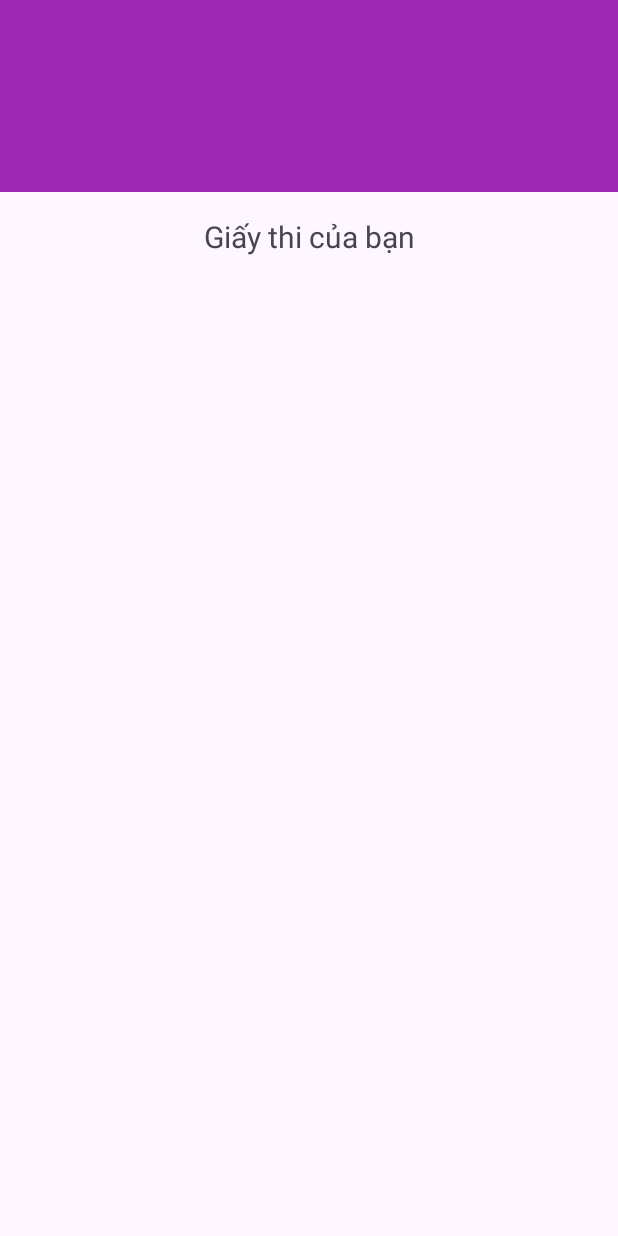
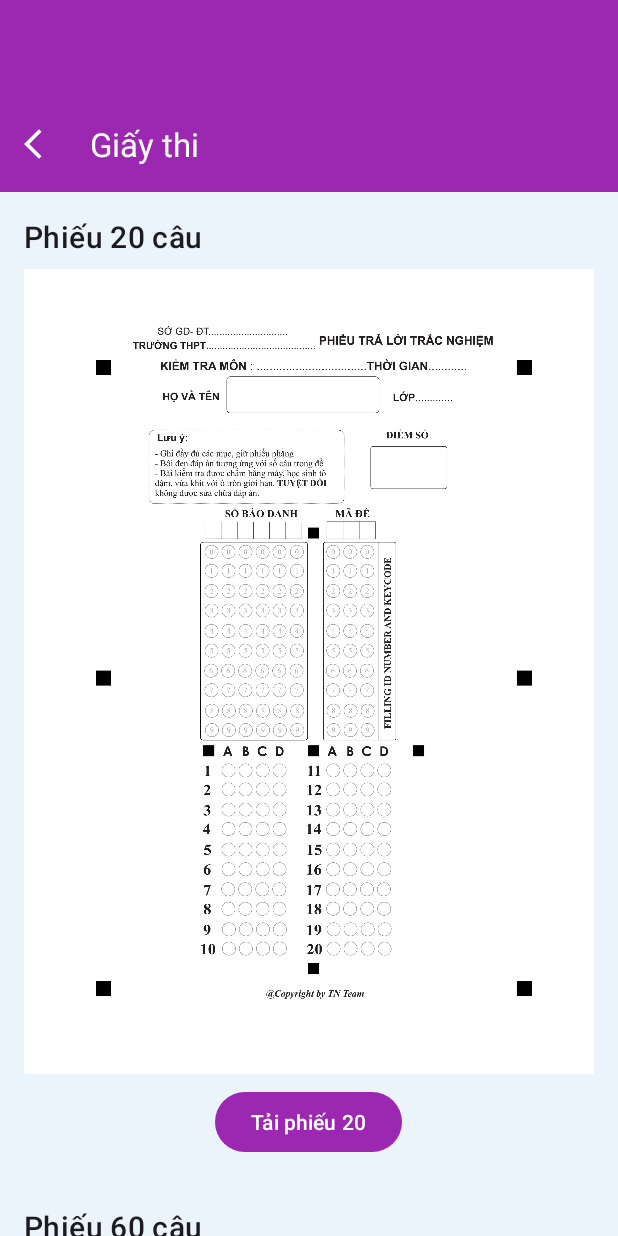
Before and after one commit to Tahn1/Javaopencv, an Android app: the GiayThiFragment screen opened through its navigation route, on a phone screen of 412 x 824 dp. Run offline under Robolectric (Android 15) with nearby library versions, the phone set to English and light mode, and no system bars; our stand-ins replace Room's generated code, navigation-ui.

Commit message:
sửa màn hình giấy thi

```diff
--- a/app/src/main/java/com/example/javaopencv/ui/GiayThiFragment.java
+++ b/app/src/main/java/com/example/javaopencv/ui/GiayThiFragment.java
@@ -6,17 +6,31 @@ import android.view.View;
 import android.view.ViewGroup;
 import androidx.annotation.NonNull;
 import androidx.annotation.Nullable;
+import androidx.appcompat.widget.Toolbar;
 import androidx.fragment.app.Fragment;
+import androidx.navigation.NavController;
+import androidx.navigation.fragment.NavHostFragment;
 import com.example.javaopencv.R;
 
 public class GiayThiFragment extends Fragment {
+
+    private Toolbar toolbar;
 
     @Nullable
     @Override
     public View onCreateView(@NonNull LayoutInflater inflater,
                              @Nullable ViewGroup container,
                              @Nullable Bundle savedInstanceState) {
-        // Inflater layout cho Giấy thi; tạo file layout_thanh_giay_thi.xml theo ý bạn
-        return inflater.inflate(R.layout.fragment_giay_thi, container, false);
+        // Inflate layout từ fragment_giay_thi.xml
+        View view = inflater.inflate(R.layout.fragment_giay_thi, container, false);
+
+        // Lấy Toolbar và thiết lập hành động cho nút back
+        toolbar = view.findViewById(R.id.toolbar_giay_thi);
+        toolbar.setNavigationOnClickListener(v -> {
+            NavController navController = NavHostFragment.findNavController(this);
+            navController.navigateUp();  // Quay lại fragment trước (ví dụ: KiemTraFragment)
+        });
+
+        return view;
     }
 }
--- a/app/src/main/res/layout/drawer_header.xml
+++ b/app/src/main/res/layout/drawer_header.xml
@@ -20,7 +20,7 @@
         android:id="@+id/drawer_header_title"
         android:layout_width="match_parent"
         android:layout_height="wrap_content"
-        android:text="Tên Ứng Dụng"
+        android:text="OMR"
         android:gravity="center"
         android:textAppearance="@style/TextAppearance.AppCompat.Large" />
 
--- a/app/src/main/res/layout/fragment_giay_thi.xml
+++ b/app/src/main/res/layout/fragment_giay_thi.xml
@@ -1,31 +1,113 @@
 <?xml version="1.0" encoding="utf-8"?>
-<androidx.constraintlayout.widget.ConstraintLayout
+<androidx.coordinatorlayout.widget.CoordinatorLayout
     xmlns:android="http://schemas.android.com/apk/res/android"
     xmlns:app="http://schemas.android.com/apk/res-auto"
+    android:id="@+id/coordinator_giay_thi"
     android:layout_width="match_parent"
-    android:layout_height="match_parent">
+    android:layout_height="match_parent"
+    android:background="#eaf4fa">
 
-    <!-- Phần header của màn hình Giấy thi -->
+    <!-- AppBarLayout chứa Toolbar -->
+    <com.google.android.material.appbar.AppBarLayout
+        android:id="@+id/appBar_giay_thi"
+        android:layout_width="match_parent"
+        android:layout_height="wrap_content"
+        android:theme="@style/ThemeOverlay.AppCompat.Dark.ActionBar">
+
         <androidx.appcompat.widget.Toolbar
             android:id="@+id/toolbar_giay_thi"
-        android:layout_width="0dp"
+            android:layout_width="match_parent"
             android:layout_height="?attr/actionBarSize"
             android:background="@color/purple_500"
-        app:layout_constraintTop_toTopOf="parent"
-        app:layout_constraintStart_toStartOf="parent"
-        app:layout_constraintEnd_toEndOf="parent"
-        app:popupTheme="@style/ThemeOverlay.AppCompat.Light" />
+            app:title="Giấy thi"
+            app:titleTextColor="@android:color/white"
+            app:navigationIcon="@drawable/ic_arrow_back_white" />
+    </com.google.android.material.appbar.AppBarLayout>
 
-    <!-- Nội dung của màn hình Giấy thi -->
+    <!-- Nội dung scrollable dưới header -->
+    <androidx.core.widget.NestedScrollView
+        android:id="@+id/nestedScroll_giay_thi"
+        android:layout_width="match_parent"
+        android:layout_height="match_parent"
+        app:layout_behavior="@string/appbar_scrolling_view_behavior">
+
+        <LinearLayout
+            android:layout_width="match_parent"
+            android:layout_height="wrap_content"
+            android:orientation="vertical"
+            android:padding="16dp">
+
+            <!-- Phần hiển thị Phiếu 20 câu -->
+            <LinearLayout
+                android:id="@+id/layout_phieu20"
+                android:layout_width="match_parent"
+                android:layout_height="wrap_content"
+                android:orientation="vertical"
+                android:layout_marginBottom="16dp">
+
                 <TextView
-        android:id="@+id/tv_giay_thi"
+                    android:id="@+id/tv_phieu20_label"
                     android:layout_width="wrap_content"
                     android:layout_height="wrap_content"
-        android:text="Giấy thi của bạn"
-        android:textSize="20sp"
-        app:layout_constraintTop_toBottomOf="@id/toolbar_giay_thi"
-        app:layout_constraintStart_toStartOf="parent"
-        app:layout_constraintEnd_toEndOf="parent"
-        android:layout_marginTop="16dp" />
+                    android:text="Phiếu 20 câu"
+                    android:textAppearance="?attr/textAppearanceHeadline6"
+                    android:layout_marginBottom="8dp" />
 
-</androidx.constraintlayout.widget.ConstraintLayout>
+                <ImageView
+                    android:id="@+id/img_phieu_20"
+                    android:layout_width="match_parent"
+                    android:layout_height="wrap_content"
+                    android:adjustViewBounds="true"
+                    android:scaleType="fitCenter"
+                    android:src="@drawable/phieu_20"
+                    android:layout_marginBottom="8dp" />
+
+                <Button
+                    android:id="@+id/btn_tai_phieu_20"
+                    android:layout_width="wrap_content"
+                    android:layout_height="wrap_content"
+                    android:text="Tải phiếu 20"
+                    android:layout_gravity="center" />
+            </LinearLayout>
+
+            <!-- Khoảng cách giữa các phần -->
+            <View
+                android:layout_width="match_parent"
+                android:layout_height="16dp" />
+
+            <!-- Phần hiển thị Phiếu 60 câu -->
+            <LinearLayout
+                android:id="@+id/layout_phieu60"
+                android:layout_width="match_parent"
+                android:layout_height="wrap_content"
+                android:orientation="vertical">
+
+                <TextView
+                    android:id="@+id/tv_phieu60_label"
+                    android:layout_width="wrap_content"
+                    android:layout_height="wrap_content"
+                    android:text="Phiếu 60 câu"
+                    android:textAppearance="?attr/textAppearanceHeadline6"
+                    android:layout_marginBottom="8dp" />
+
+                <ImageView
+                    android:id="@+id/img_phieu_60"
+                    android:layout_width="match_parent"
+                    android:layout_height="wrap_content"
+                    android:adjustViewBounds="true"
+                    android:scaleType="fitCenter"
+                    android:src="@drawable/phieu_60"
+                    android:layout_marginBottom="8dp" />
+
+                <Button
+                    android:id="@+id/btn_tai_phieu_60"
+                    android:layout_width="wrap_content"
+                    android:layout_height="wrap_content"
+                    android:text="Tải phiếu 60"
+                    android:layout_gravity="center" />
+            </LinearLayout>
+
+        </LinearLayout>
+    </androidx.core.widget.NestedScrollView>
+
+</androidx.coordinatorlayout.widget.CoordinatorLayout>
--- a/app/src/main/res/layout/fragment_thong_tin.xml
+++ b/app/src/main/res/layout/fragment_thong_tin.xml
@@ -8,7 +8,7 @@
     <!-- Header màu tím -->
     <LinearLayout
         android:layout_width="match_parent"
-        android:layout_height="56dp"
+        android:layout_height="64dp"
         android:orientation="horizontal"
         android:background="#9C27B0"
         android:gravity="center_vertical">
--- a/app/src/main/res/menu/drawer_menu.xml
+++ b/app/src/main/res/menu/drawer_menu.xml
@@ -6,6 +6,8 @@
             android:title="Kiểm Tra" />
         <item
             android:id="@+id/nav_giay_thi"
-            android:title="Giấy thi" />
+            android:title="Giấy thi"
+            android:checkable="false" />
+
     </group>
 </menu>
--- a/app/src/main/res/navigation/nav_graph.xml
+++ b/app/src/main/res/navigation/nav_graph.xml
@@ -13,7 +13,14 @@
         <action
             android:id="@+id/action_kiemTraFragment_to_examDetailFragment"
             app:destination="@id/examDetailFragment" />
+        <action
+            android:id="@+id/action_kiemTraFragment_to_giayThiFragment"
+            app:destination="@id/giayThiFragment" />
     </fragment>
+
+
+    <!-- Các fragment khác -->
+
 
     <!-- Exam Detail Fragment -->
     <fragment
```
Also changed, not shown: app/src/main/java/com/example/javaopencv/ui/KiemTraFragment.java (+88 -69 lines), app/src/main/res/drawable/phieu_20.jpg (added), app/src/main/res/drawable/phieu_60.jpg (added), 20 other files. Lines whose indentation alone changed are shown as unchanged.
